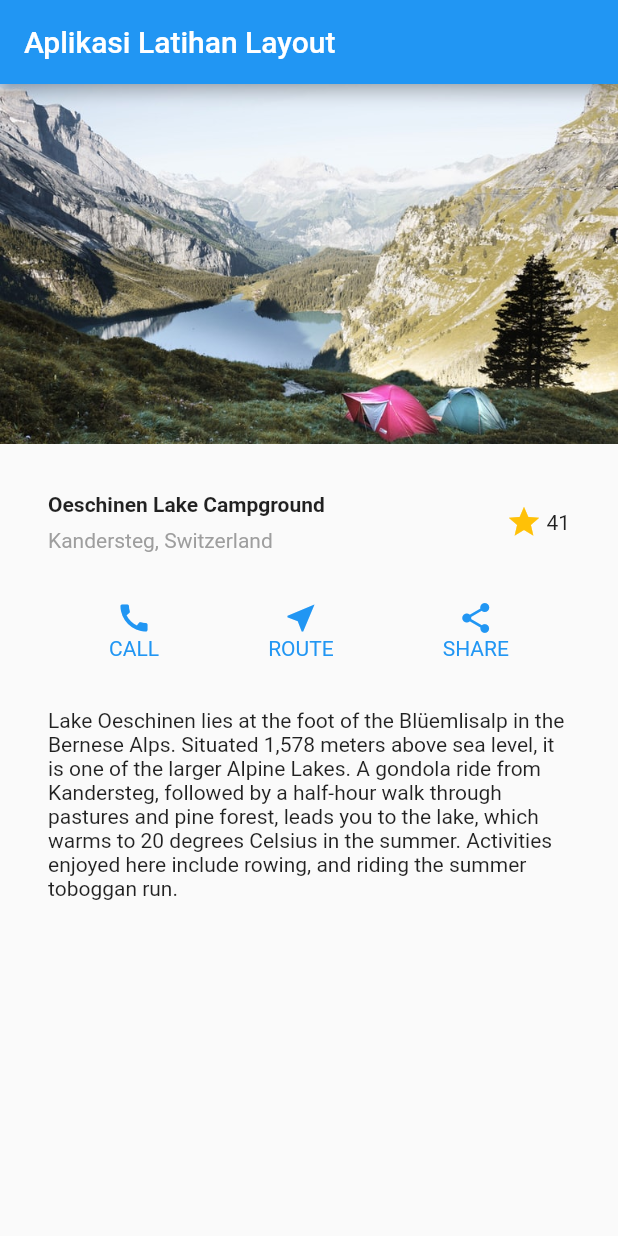
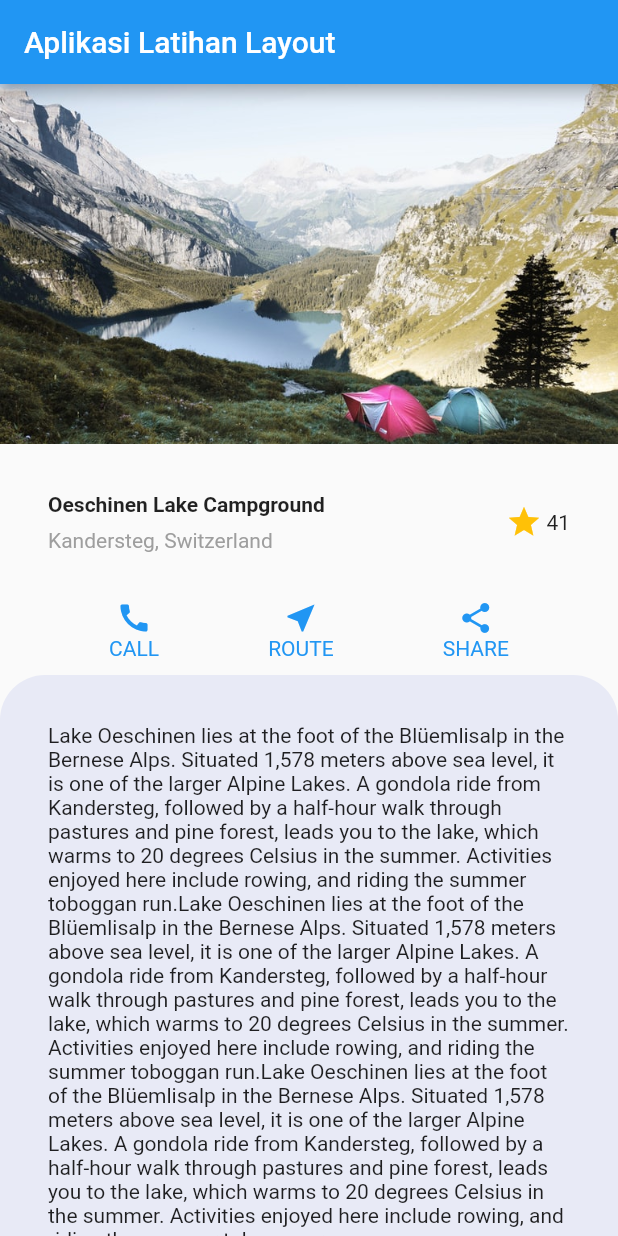
Before and after one commit to devlover-xyz/belajar-flutter, a Flutter app: the screen it shows after launch, on a phone screen of 412 x 824 dp. Run offline on Flutter 3.47's test engine with Material 2 defaults, Android fonts, the phone set to English and light mode, and no system bars; our stand-ins replace supercharged.

Commit message:
latihan layout

```diff
--- a/lib/main.dart
+++ b/lib/main.dart
@@ -77,14 +77,35 @@
     );
 
     var textSection = Container(
+      margin: EdgeInsets.only(top: 10),
       padding: EdgeInsets.all(32),
       child: Text(
-          'Lake Oeschinen lies at the foot of the Blüemlisalp in the Bernese '
-          'Alps. Situated 1,578 meters above sea level, it is one of the '
-          'larger Alpine Lakes. A gondola ride from Kandersteg, followed by a '
-          'half-hour walk through pastures and pine forest, leads you to the '
-          'lake, which warms to 20 degrees Celsius in the summer. Activities '
-          'enjoyed here include rowing, and riding the summer toboggan run.'),
+        'Lake Oeschinen lies at the foot of the Blüemlisalp in the Bernese '
+        'Alps. Situated 1,578 meters above sea level, it is one of the '
+        'larger Alpine Lakes. A gondola ride from Kandersteg, followed by a '
+        'half-hour walk through pastures and pine forest, leads you to the '
+        'lake, which warms to 20 degrees Celsius in the summer. Activities '
+        'enjoyed here include rowing, and riding the summer toboggan run.'
+        'Lake Oeschinen lies at the foot of the Blüemlisalp in the Bernese '
+        'Alps. Situated 1,578 meters above sea level, it is one of the '
+        'larger Alpine Lakes. A gondola ride from Kandersteg, followed by a '
+        'half-hour walk through pastures and pine forest, leads you to the '
+        'lake, which warms to 20 degrees Celsius in the summer. Activities '
+        'enjoyed here include rowing, and riding the summer toboggan run.'
+        'Lake Oeschinen lies at the foot of the Blüemlisalp in the Bernese '
+        'Alps. Situated 1,578 meters above sea level, it is one of the '
+        'larger Alpine Lakes. A gondola ride from Kandersteg, followed by a '
+        'half-hour walk through pastures and pine forest, leads you to the '
+        'lake, which warms to 20 degrees Celsius in the summer. Activities '
+        'enjoyed here include rowing, and riding the summer toboggan run.',
+      ),
+      decoration: BoxDecoration(
+        color: Colors.indigo[50],
+        borderRadius: BorderRadius.only(
+          topLeft: Radius.circular(30),
+          topRight: Radius.circular(30),
+        ),
+      ),
     );
 
     return MaterialApp(
@@ -92,7 +113,7 @@
         appBar: AppBar(
           title: Text('Aplikasi Latihan Layout'),
         ),
-        body: Column(
+        body: ListView(
           children: [
             /// image section
             Image.asset(
```
